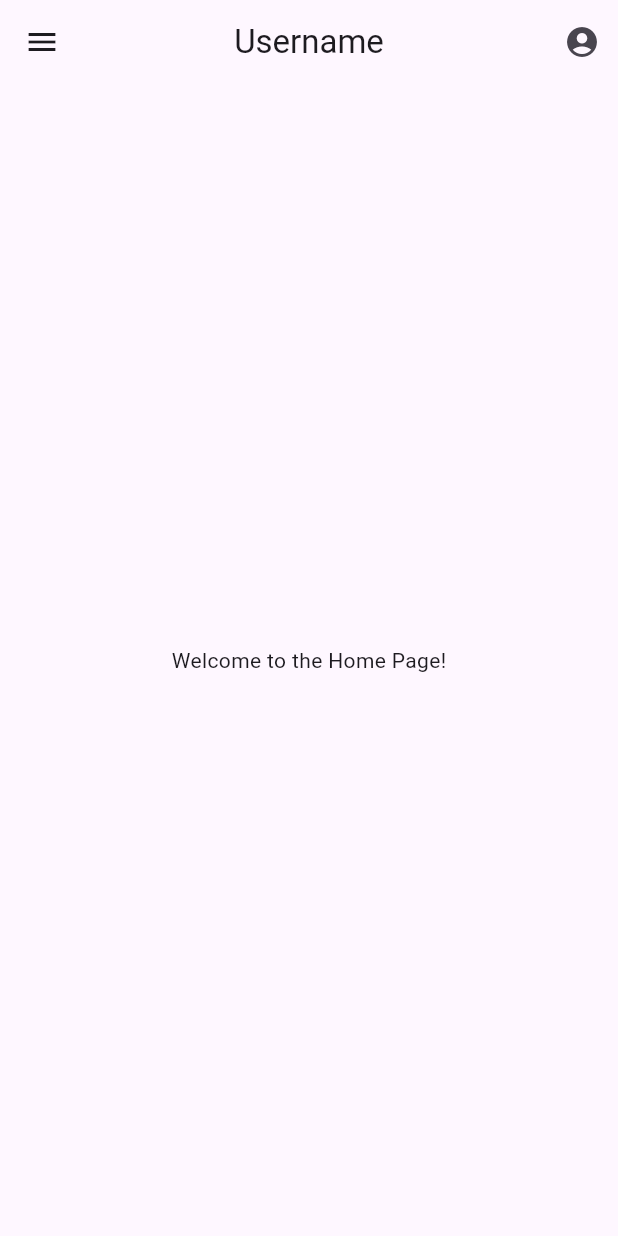
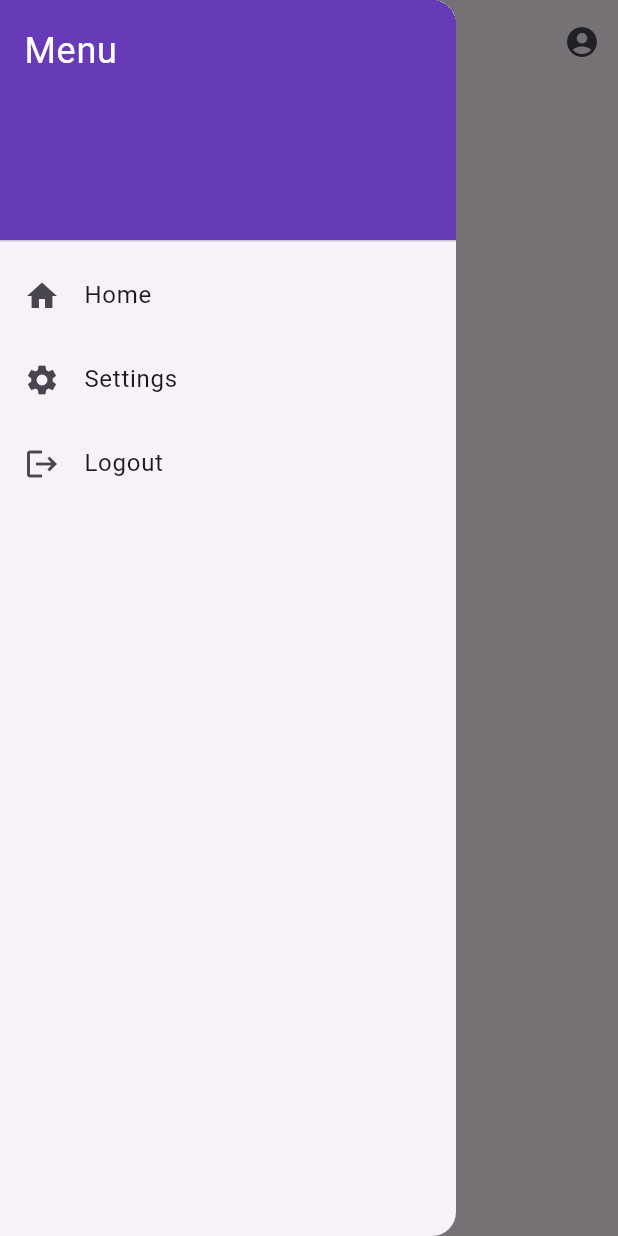
Before and after one commit to AsterG-04/Routine_pal_AI, a Flutter app: the screen it shows once a user with an empty profile is signed in, after a tap on the "menu" icon, on a phone screen of 412 x 824 dp. Run offline on Flutter 3.47's test engine with Material 3 defaults, Android fonts, the phone set to English and light mode, and no system bars; our stand-ins replace cloud_firestore, firebase_auth, firebase_core, google_sign_in, sqflite; accounts and stored records are empty.

Commit message:
home db and menu

```diff
--- /dev/null
+++ b/lib/core/drawer_menu.dart
@@ -0,0 +1,51 @@
+import 'package:flutter/material.dart';
+
+class DrawerMenu extends StatelessWidget {
+  const DrawerMenu({super.key});
+
+  @override
+  Widget build(BuildContext context) {
+    return Drawer(
+      child: ListView(
+        padding: EdgeInsets.zero,
+        children: [
+          const DrawerHeader(
+            decoration: BoxDecoration(
+              color: Colors.deepPurple,
+            ),
+            child: Text(
+              'Menu',
+              style: TextStyle(
+                color: Colors.white,
+                fontSize: 24,
+              ),
+            ),
+          ),
+          ListTile(
+            leading: const Icon(Icons.home),
+            title: const Text('Home'),
+            onTap: () {
+              Navigator.pop(context);
+            },
+          ),
+          ListTile(
+            leading: const Icon(Icons.settings),
+            title: const Text('Settings'),
+            onTap: () {
+              // TODO: Navigate to settings
+              Navigator.pop(context);
+            },
+          ),
+          ListTile(
+            leading: const Icon(Icons.logout),
+            title: const Text('Logout'),
+            onTap: () {
+              // TODO: Handle logout
+              Navigator.pop(context);
+            },
+          ),
+        ],
+      ),
+    );
+  }
+}
--- a/lib/core/home.dart
+++ b/lib/core/home.dart
@@ -1,21 +1,23 @@
 import 'package:flutter/material.dart';
+import 'package:magus/features/authentication/database.dart';
+import 'drawer_menu.dart'; // Import the drawer UI
 
 class HomePage extends StatelessWidget {
   const HomePage({super.key});
 
   @override
   Widget build(BuildContext context) {
-
-    // Dummy username for demonstration. Replace with actual user fetching logic.
     final String username = 'Username';
 
     return Scaffold(
       appBar: AppBar(
-        leading: IconButton(
-          icon: const Icon(Icons.menu),
-          onPressed: () {
-            // TODO: Open drawer or menu
-          },
+        leading: Builder(
+          builder: (context) => IconButton(
+            icon: const Icon(Icons.menu),
+            onPressed: () {
+              Scaffold.of(context).openDrawer(); // Open the drawer
+            },
+          ),
         ),
         title: Text(username, textAlign: TextAlign.center),
         centerTitle: true,
@@ -28,8 +30,24 @@ class HomePage extends StatelessWidget {
           ),
         ],
       ),
+      drawer: const DrawerMenu(), // Add the drawer
       body: Center(
-        child: Text('Welcome to the Home Page!'),
+        child: Column(
+          mainAxisAlignment: MainAxisAlignment.center,
+          children: [
+            const Text('Welcome to the Home Page!'),
+            const SizedBox(height: 20),
+            ElevatedButton(
+              onPressed: () async {
+                await DatabaseHelper.instance.database;
+                ScaffoldMessenger.of(context).showSnackBar(
+                  const SnackBar(content: Text('Database initialized!')),
+                );
+              },
+              child: const Text('Create Database'),
+            ),
+          ],
+        ),
       ),
     );
   }
--- a/lib/features/authentication/database.dart
+++ b/lib/features/authentication/database.dart
@@ -57,7 +57,6 @@ class DatabaseHelper {
       )
     ''');
 
-
   }
 
   Future close() async {
```
